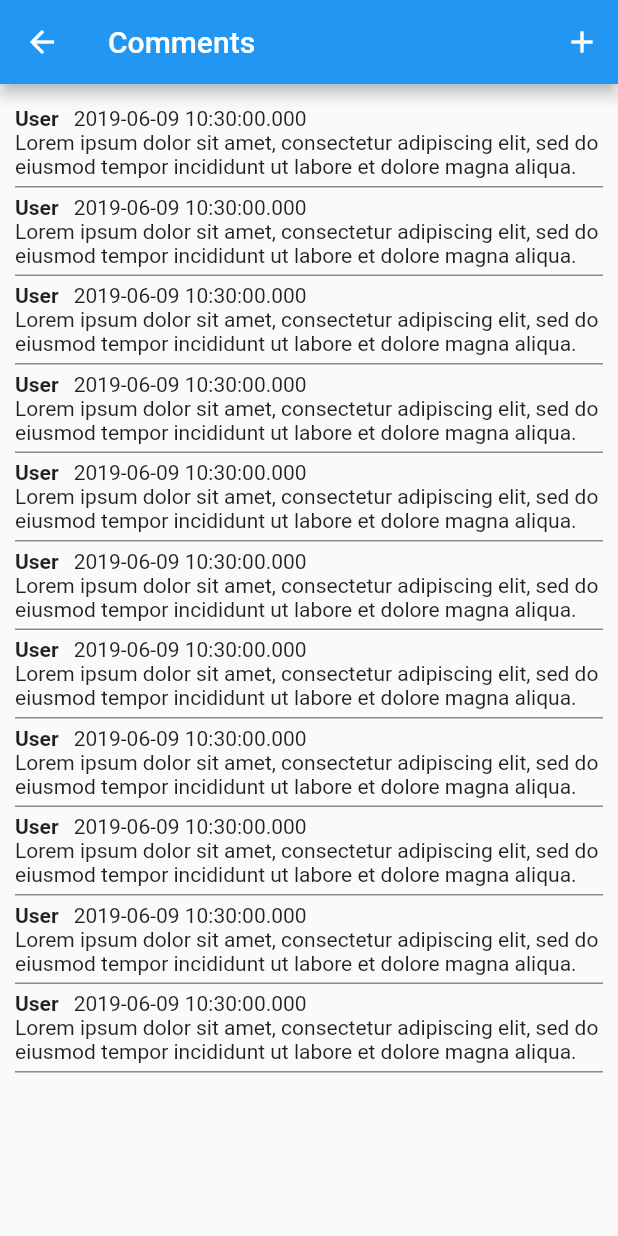
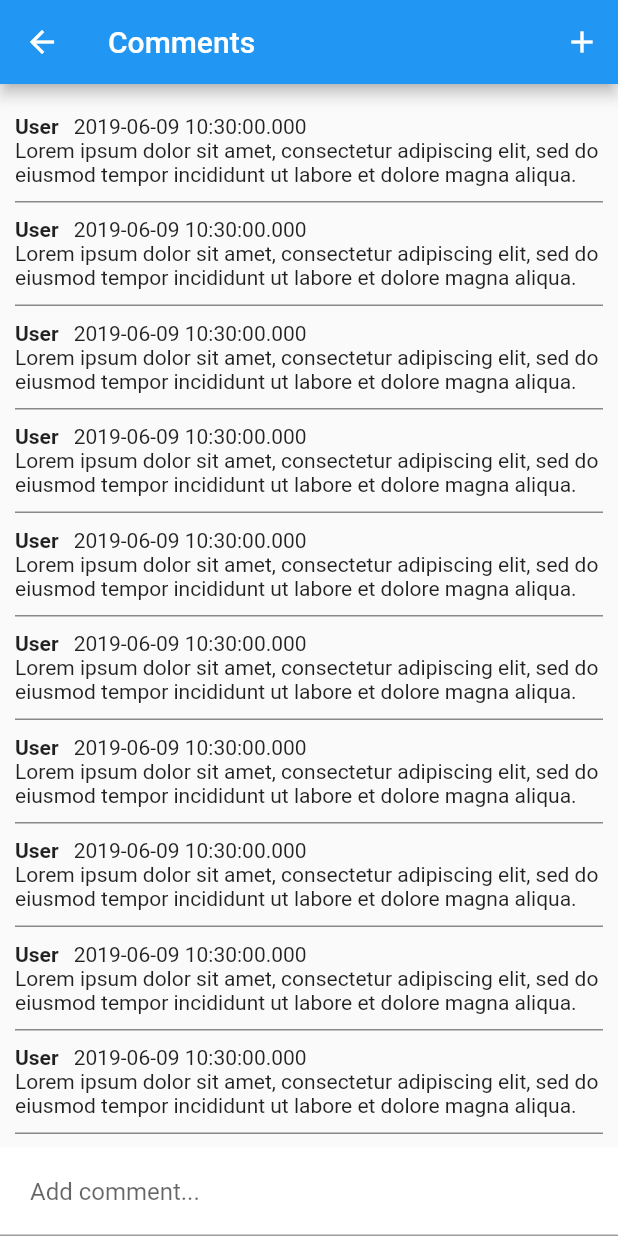
Before and after one commit to alice-0-kim/flutter-app, a Flutter app: the CommentRoute screen opened directly with empty values, on a phone screen of 412 x 824 dp. Run offline on Flutter 3.47's test engine with Material 2 defaults, Android fonts, the phone set to English and light mode, and no system bars; our stand-ins replace flutter_tags.

Commit message:
Text field in place in the comment section

```diff
--- a/lib/routes.dart
+++ b/lib/routes.dart
@@ -16,7 +16,7 @@ class CommentRoute extends StatelessWidget {
           ),
         ),
       ),
-      padding: EdgeInsets.symmetric(vertical: 5.0),
+      padding: EdgeInsets.symmetric(vertical: 10.0),
       child: Column(
         children: <Widget>[
           Row(
@@ -47,7 +47,9 @@ class CommentRoute extends StatelessWidget {
           ),
         ],
       ),
-      body: ListView(
+      body: Stack(
+        children: <Widget>[
+          ListView(
             padding: EdgeInsets.all(10.0),
             children: <Widget>[
               _comment(),
@@ -63,6 +65,39 @@ class CommentRoute extends StatelessWidget {
               _comment(),
             ],
           ),
+          Positioned(
+            bottom: 0,
+            child: Container(
+              width: MediaQuery.of(context).size.width,
+              color: Colors.white,
+              child: TextField(
+                onSubmitted: (String submitted) {
+                  // TODO: this is gotta be a stateful widget then...
+                },
+                decoration: InputDecoration(
+                  contentPadding: const EdgeInsets.all(20.0),
+                  hintText: "Add comment...",
+                ),
+              ),
+            ),
+          ),
+        ],
+      ),
+//      bottomNavigationBar: Padding(
+//        padding: MediaQuery.of(context).viewInsets,
+//        child: BottomNavigationBar(
+//          items: <BottomNavigationBarItem>[
+//            BottomNavigationBarItem(
+//              icon: Icon(Icons.add),
+//              title: Text("Add"),
+//            ),
+//            BottomNavigationBarItem(
+//              icon: Icon(Icons.add),
+//              title: Text("Add"),
+//            ),
+//          ],
+//        ),
+//      ),
     );
   }
 }
```
Lines whose indentation alone changed are shown as unchanged.
